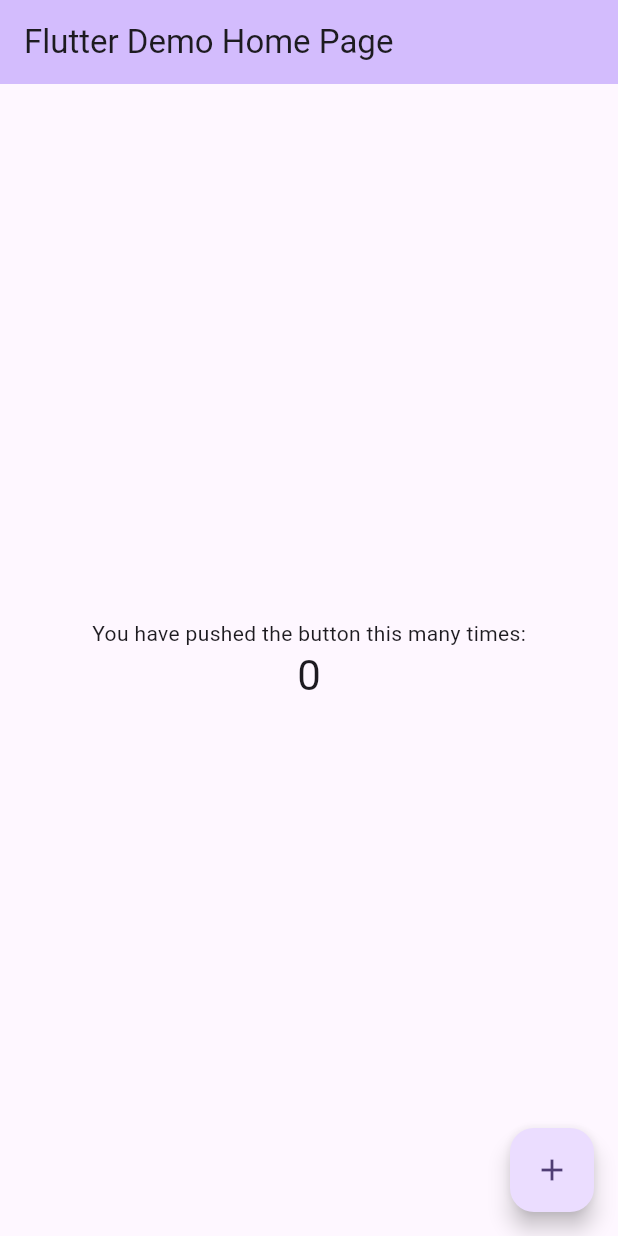
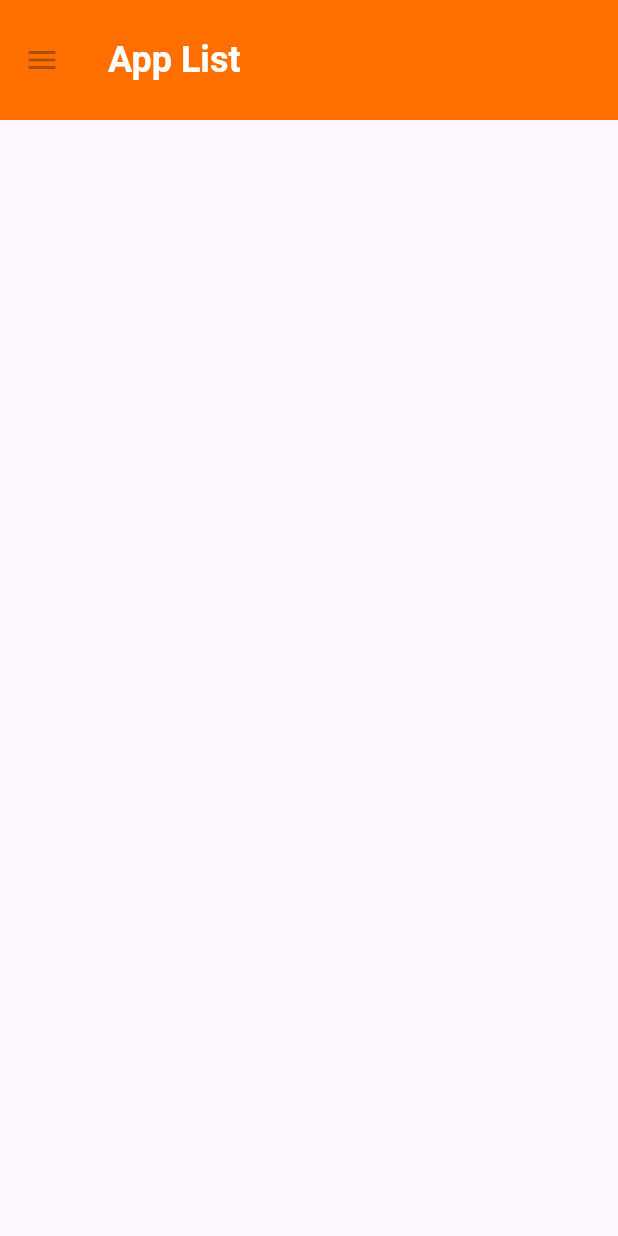
Before and after one commit to DaianePorcena/desafio_01, a Flutter app: the screen it shows after launch, on a phone screen of 412 x 824 dp. Run offline on Flutter 3.47's test engine with Material 3 defaults, Android fonts, the phone set to English and light mode, and no system bars.

Commit message:
✨ feat: Criação da appBar

```diff
--- a/lib/main.dart
+++ b/lib/main.dart
@@ -13,40 +13,22 @@ class MyApp extends StatelessWidget {
     return MaterialApp(
       title: 'Flutter Demo',
       theme: ThemeData(
-        // This is the theme of your application.
-        //
-        // TRY THIS: Try running your application with "flutter run". You'll see
-        // the application has a purple toolbar. Then, without quitting the app,
-        // try changing the seedColor in the colorScheme below to Colors.green
-        // and then invoke "hot reload" (save your changes or press the "hot
-        // reload" button in a Flutter-supported IDE, or press "r" if you used
-        // the command line to start the app).
-        //
-        // Notice that the counter didn't reset back to zero; the application
-        // state is not lost during the reload. To reset the state, use hot
-        // restart instead.
-        //
-        // This works for code too, not just values: Most code changes can be
-        // tested with just a hot reload.
-        colorScheme: ColorScheme.fromSeed(seedColor: Colors.deepPurple),
+        appBarTheme: const AppBarTheme(
+          titleTextStyle: TextStyle(
+            color: Colors.white,
+            fontSize: 24,
+            fontWeight: FontWeight.bold,
+          ),
+        ),
         useMaterial3: true,
       ),
-      home: const MyHomePage(title: 'Flutter Demo Home Page'),
+      home: const MyHomePage(title: 'App List'),
     );
   }
 }
 
 class MyHomePage extends StatefulWidget {
   const MyHomePage({super.key, required this.title});
-
-  // This widget is the home page of your application. It is stateful, meaning
-  // that it has a State object (defined below) that contains fields that affect
-  // how it looks.
-
-  // This class is the configuration for the state. It holds the values (in this
-  // case the title) provided by the parent (in this case the App widget) and
-  // used by the build method of the State. Fields in a Widget subclass are
-  // always marked "final".
 
   final String title;
 
@@ -55,71 +37,21 @@ class MyHomePage extends StatefulWidget {
 }
 
 class _MyHomePageState extends State<MyHomePage> {
-  int _counter = 0;
-
-  void _incrementCounter() {
-    setState(() {
-      // This call to setState tells the Flutter framework that something has
-      // changed in this State, which causes it to rerun the build method below
-      // so that the display can reflect the updated values. If we changed
-      // _counter without calling setState(), then the build method would not be
-      // called again, and so nothing would appear to happen.
-      _counter++;
-    });
-  }
-
   @override
   Widget build(BuildContext context) {
-    // This method is rerun every time setState is called, for instance as done
-    // by the _incrementCounter method above.
-    //
-    // The Flutter framework has been optimized to make rerunning build methods
-    // fast, so that you can just rebuild anything that needs updating rather
-    // than having to individually change instances of widgets.
     return Scaffold(
       appBar: AppBar(
-        // TRY THIS: Try changing the color here to a specific color (to
-        // Colors.amber, perhaps?) and trigger a hot reload to see the AppBar
-        // change color while the other colors stay the same.
-        backgroundColor: Theme.of(context).colorScheme.inversePrimary,
-        // Here we take the value from the MyHomePage object that was created by
-        // the App.build method, and use it to set our appbar title.
+        leading: const IconButton(
+          onPressed: null,
+          icon: Icon(Icons.menu),
+          tooltip: 'Navigation menu',
+        ),
+        backgroundColor: Colors.amber[900],
+        toolbarHeight: 80,
         title: Text(widget.title),
       ),
-      body: Center(
-        // Center is a layout widget. It takes a single child and positions it
-        // in the middle of the parent.
-        child: Column(
-          // Column is also a layout widget. It takes a list of children and
-          // arranges them vertically. By default, it sizes itself to fit its
-          // children horizontally, and tries to be as tall as its parent.
-          //
-          // Column has various properties to control how it sizes itself and
-          // how it positions its children. Here we use mainAxisAlignment to
-          // center the children vertically; the main axis here is the vertical
-          // axis because Columns are vertical (the cross axis would be
-          // horizontal).
-          //
-          // TRY THIS: Invoke "debug painting" (choose the "Toggle Debug Paint"
-          // action in the IDE, or press "p" in the console), to see the
-          // wireframe for each widget.
-          mainAxisAlignment: MainAxisAlignment.center,
-          children: <Widget>[
-            const Text(
-              'You have pushed the button this many times:',
-            ),
-            Text(
-              '$_counter',
-              style: Theme.of(context).textTheme.headlineMedium,
-            ),
-          ],
-        ),
-      ),
-      floatingActionButton: FloatingActionButton(
-        onPressed: _incrementCounter,
-        tooltip: 'Increment',
-        child: const Icon(Icons.add),
-      ), // This trailing comma makes auto-formatting nicer for build methods.
+      body: Center(),
+      // This trailing comma makes auto-formatting nicer for build methods.
     );
   }
 }
```
